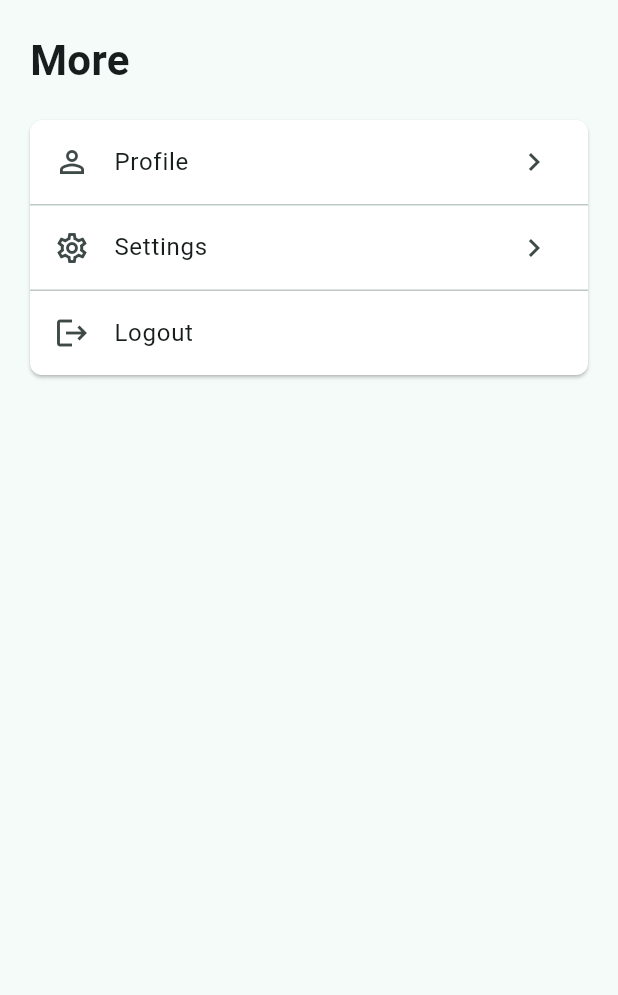
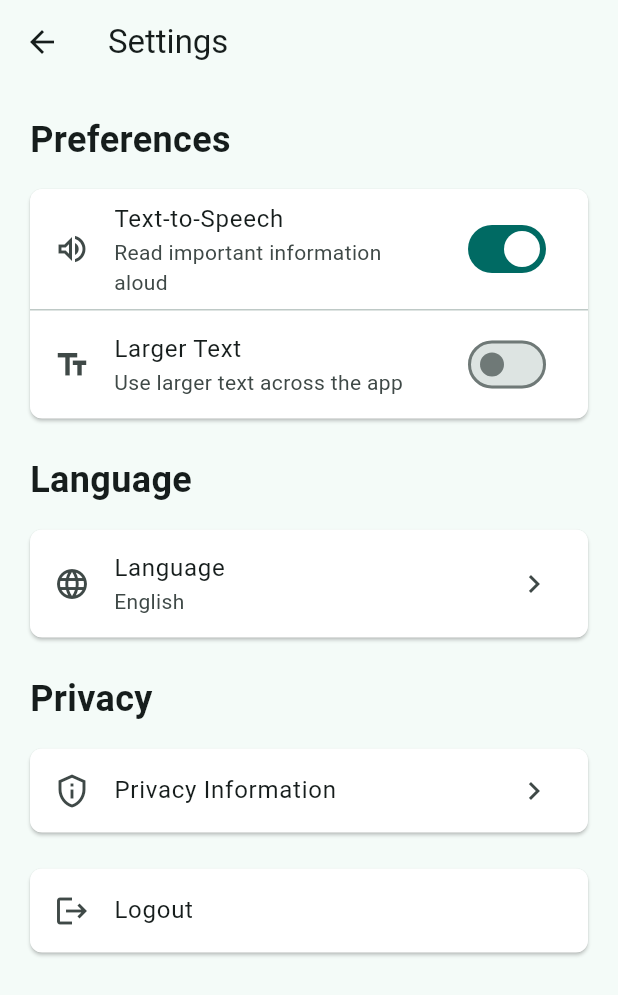
Before and after one commit to kensh1ken/ReliefChain, a Flutter app: the MoreScreen widget shown alone on an empty page, opened directly, after a tap on "Settings", on a phone screen of 412 x 824 dp. Shown: the top 995 px of the screen. Run offline on Flutter 3.47's test engine with Material 3 defaults, Android fonts, the phone set to English and light mode, and no system bars; our stand-ins replace dio, flutter_secure_storage; accounts and stored records are empty; network calls fail.

Commit message:
APP09 : User Screen / Settings Screen

```diff
--- a/mobile/lib/screens/utils/more_screen.dart
+++ b/mobile/lib/screens/utils/more_screen.dart
@@ -1,5 +1,7 @@
 import 'package:flutter/material.dart';
 import 'package:provider/provider.dart';
+import 'package:reliefchain/screens/user/profile_screen.dart';
+import 'package:reliefchain/screens/utils/settings_screen.dart';
 
 import '../../providers/auth_provider.dart';
 import '../auth/login_screen.dart';
@@ -47,7 +49,12 @@ class MoreScreen extends StatelessWidget {
                   Icons.chevron_right,
                 ),
                 onTap: () {
-                  // Profile screen later.
+                  Navigator.push(
+                    context,
+                    MaterialPageRoute(
+                      builder: (context) => const ProfileScreen(),
+                    ),
+                  );
                 },
               ),
 
@@ -62,7 +69,12 @@ class MoreScreen extends StatelessWidget {
                   Icons.chevron_right,
                 ),
                 onTap: () {
-                  // Settings screen later.
+                 Navigator.push(
+                    context,
+                    MaterialPageRoute(
+                      builder: (context) => const SettingsScreen(),
+                    ),
+                  );
                 },
               ),
 
--- /dev/null
+++ b/mobile/lib/screens/utils/settings_screen.dart
@@ -0,0 +1,209 @@
+import 'package:flutter/material.dart';
+import 'package:provider/provider.dart';
+
+import '../../providers/auth_provider.dart';
+import '../auth/login_screen.dart';
+
+class SettingsScreen extends StatefulWidget {
+  const SettingsScreen({super.key});
+
+  @override
+  State<SettingsScreen> createState() => _SettingsScreenState();
+}
+
+class _SettingsScreenState extends State<SettingsScreen> {
+  bool textToSpeechEnabled = true;
+  bool largerTextEnabled = false;
+
+  Future<void> _logout() async {
+    await context.read<AuthProvider>().logout();
+
+    if (!mounted) return;
+
+    Navigator.of(context).pushAndRemoveUntil(
+      MaterialPageRoute(
+        builder: (_) => const LoginScreen(),
+      ),
+      (route) => false,
+    );
+  }
+
+  @override
+  Widget build(BuildContext context) {
+    return Scaffold(
+      appBar: AppBar(
+        title: const Text('Settings'),
+      ),
+      body: ListView(
+        padding: const EdgeInsets.all(20),
+        children: [
+          const Text(
+            'Preferences',
+            style: TextStyle(
+              fontSize: 24,
+              fontWeight: FontWeight.bold,
+            ),
+          ),
+
+          const SizedBox(height: 16),
+
+          Card(
+            child: Column(
+              children: [
+                SwitchListTile(
+                  secondary: const Icon(
+                    Icons.volume_up_outlined,
+                  ),
+                  title: const Text('Text-to-Speech'),
+                  subtitle: const Text(
+                    'Read important information aloud',
+                  ),
+                  value: textToSpeechEnabled,
+                  onChanged: (value) {
+                    setState(() {
+                      textToSpeechEnabled = value;
+                    });
+                  },
+                ),
+
+                const Divider(height: 1),
+
+                SwitchListTile(
+                  secondary: const Icon(
+                    Icons.text_fields,
+                  ),
+                  title: const Text('Larger Text'),
+                  subtitle: const Text(
+                    'Use larger text across the app',
+                  ),
+                  value: largerTextEnabled,
+                  onChanged: (value) {
+                    setState(() {
+                      largerTextEnabled = value;
+                    });
+                  },
+                ),
+              ],
+            ),
+          ),
+
+          const SizedBox(height: 24),
+
+          const Text(
+            'Language',
+            style: TextStyle(
+              fontSize: 24,
+              fontWeight: FontWeight.bold,
+            ),
+          ),
+
+          const SizedBox(height: 16),
+
+          Card(
+            child: ListTile(
+              leading: const Icon(
+                Icons.language,
+              ),
+              title: const Text('Language'),
+              subtitle: const Text('English'),
+              trailing: const Icon(
+                Icons.chevron_right,
+              ),
+              onTap: () {
+                _showLanguageDialog();
+              },
+            ),
+          ),
+
+          const SizedBox(height: 24),
+
+          const Text(
+            'Privacy',
+            style: TextStyle(
+              fontSize: 24,
+              fontWeight: FontWeight.bold,
+            ),
+          ),
+
+          const SizedBox(height: 16),
+
+          Card(
+            child: ListTile(
+              leading: const Icon(
+                Icons.privacy_tip_outlined,
+              ),
+              title: const Text('Privacy Information'),
+              trailing: const Icon(
+                Icons.chevron_right,
+              ),
+              onTap: _showPrivacyDialog,
+            ),
+          ),
+
+          const SizedBox(height: 24),
+
+          Card(
+            child: ListTile(
+              leading: const Icon(
+                Icons.logout,
+              ),
+              title: const Text('Logout'),
+              onTap: _logout,
+            ),
+          ),
+        ],
+      ),
+    );
+  }
+
+  void _showLanguageDialog() {
+    showDialog<void>(
+      context: context,
+      builder: (context) {
+        return AlertDialog(
+          title: const Text('Choose Language'),
+          content: Column(
+            mainAxisSize: MainAxisSize.min,
+            children: [
+              ListTile(
+                title: const Text('English'),
+                onTap: () {
+                  Navigator.pop(context);
+                },
+              ),
+              ListTile(
+                title: const Text('Hindi'),
+                onTap: () {
+                  Navigator.pop(context);
+                },
+              ),
+            ],
+          ),
+        );
+      },
+    );
+  }
+
+  void _showPrivacyDialog() {
+    showDialog<void>(
+      context: context,
+      builder: (context) {
+        return AlertDialog(
+          title: const Text('Privacy'),
+          content: const Text(
+            'ReliefChain only displays the beneficiary '
+            'information required to show relief eligibility '
+            'and payment status. Sensitive credentials and '
+            'authentication tokens are not displayed here.',
+          ),
+          actions: [
+            TextButton(
+              onPressed: () => Navigator.pop(context),
+              child: const Text('Close'),
+            ),
+          ],
+        );
+      },
+    );
+  }
+}
```
Also changed, not shown: mobile/lib/screens/user/profile_screen.dart (added, +242 -0 lines).
